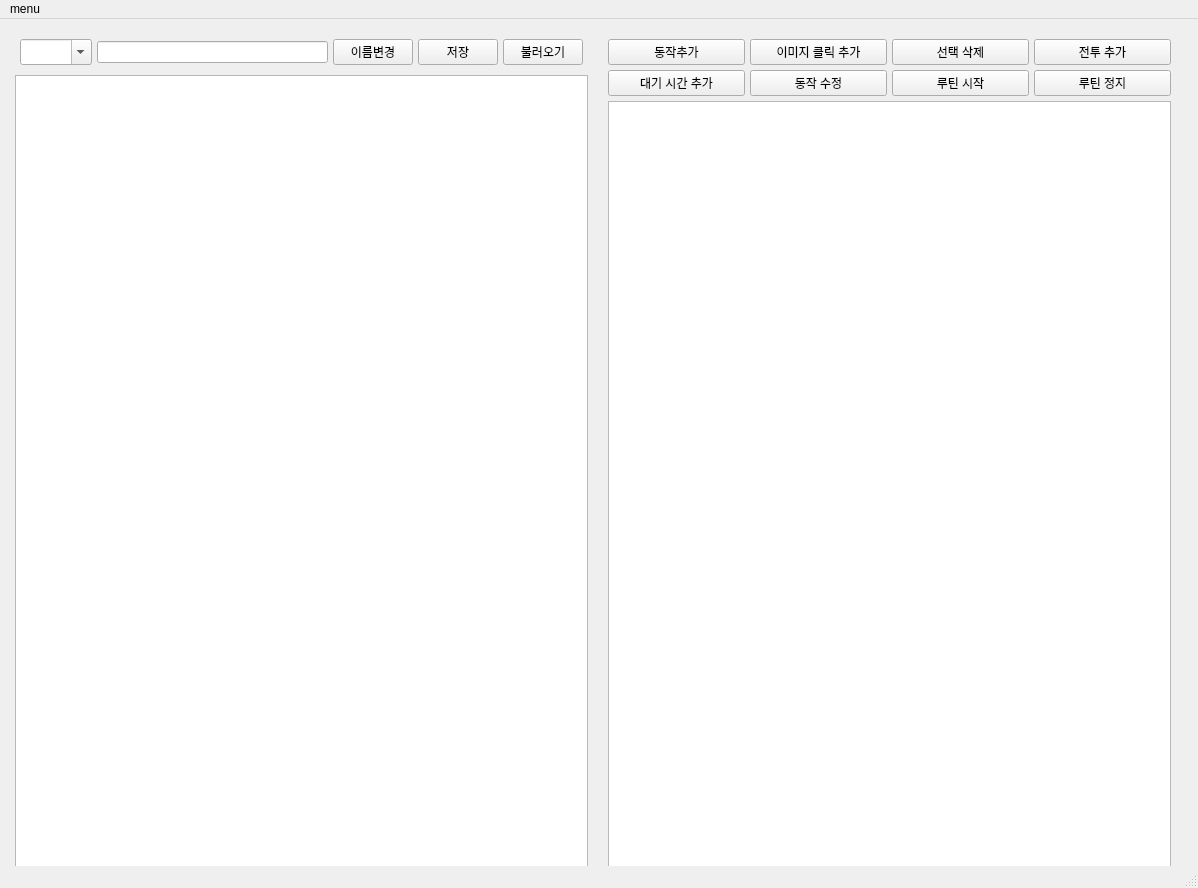
The window that main_window.ui (eglabsid/AutonomousQA_Tool) describes before a commit, drawn with Qt 5.
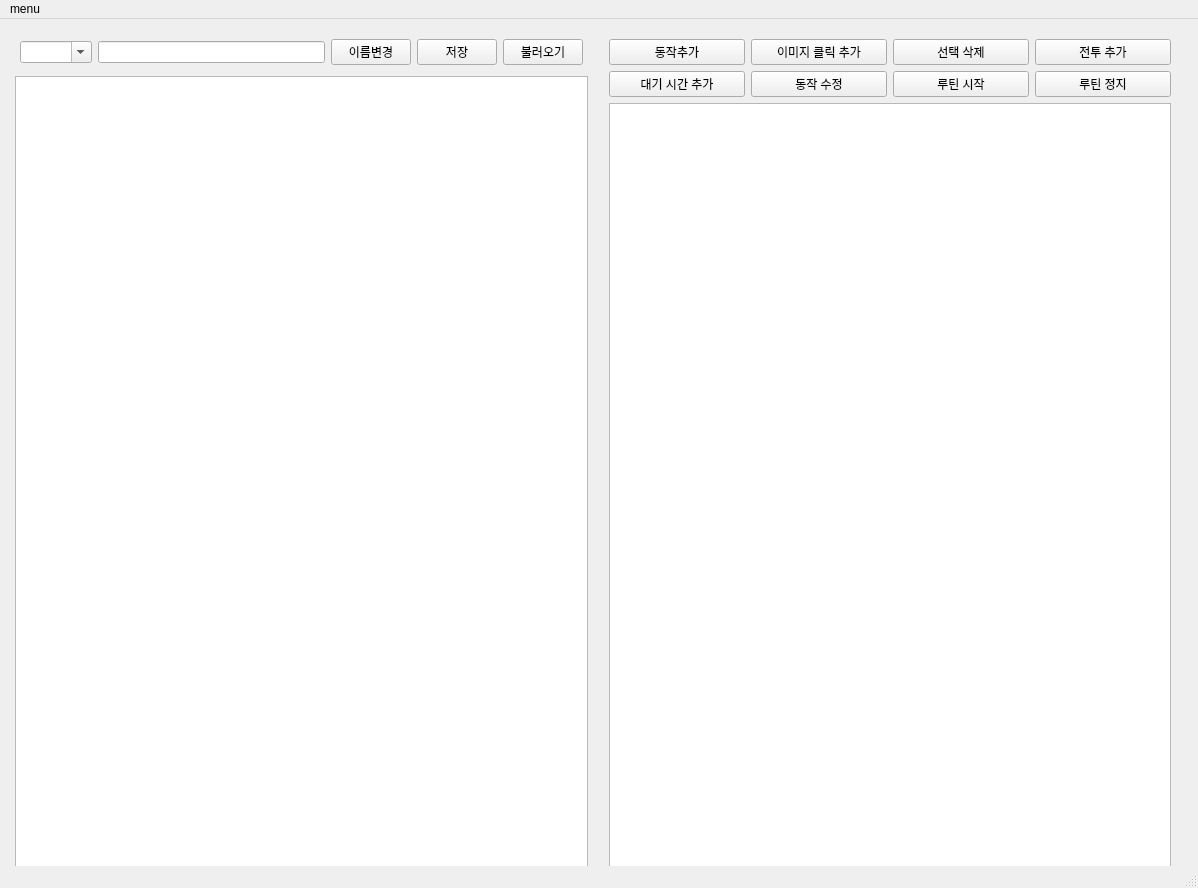
The same window after the commit. Icons and pictures are not drawn.

```diff
--- a/main_window.ui
+++ b/main_window.ui
@@ -13,12 +13,6 @@
     <height>888</height>
    </rect>
   </property>
-  <property name="sizePolicy">
-   <sizepolicy hsizetype="Expanding" vsizetype="Expanding">
-    <horstretch>0</horstretch>
-    <verstretch>0</verstretch>
-   </sizepolicy>
-  </property>
   <property name="windowTitle">
    <string>AutoQA_Tool ( dev )</string>
   </property>
@@ -26,19 +20,7 @@
    <iconset>
     <normaloff>C:/Users/bangg/.designer/backup/eglab.ico</normaloff>C:/Users/bangg/.designer/backup/eglab.ico</iconset>
   </property>
-  <widget class="QWidget" name="centralWidget">
-   <property name="enabled">
-    <bool>true</bool>
-   </property>
-   <property name="sizePolicy">
-    <sizepolicy hsizetype="Expanding" vsizetype="Expanding">
-     <horstretch>0</horstretch>
-     <verstretch>0</verstretch>
-    </sizepolicy>
-   </property>
-   <property name="autoFillBackground">
-    <bool>true</bool>
-   </property>
+  <widget class="QWidget" name="centralwidget">
    <widget class="QWidget" name="verticalLayoutWidget_3">
     <property name="geometry">
      <rect>
@@ -49,12 +31,6 @@
      </rect>
     </property>
     <layout class="QVBoxLayout" name="main_layout">
-     <property name="spacing">
-      <number>5</number>
-     </property>
-     <property name="sizeConstraint">
-      <enum>QLayout::SetMinAndMaxSize</enum>
-     </property>
      <property name="leftMargin">
       <number>5</number>
      </property>
@@ -69,12 +45,6 @@
      </property>
      <item>
       <layout class="QHBoxLayout" name="left_layout">
-       <property name="spacing">
-        <number>5</number>
-       </property>
-       <property name="sizeConstraint">
-        <enum>QLayout::SetMinAndMaxSize</enum>
-       </property>
        <property name="leftMargin">
         <number>5</number>
        </property>
@@ -89,9 +59,6 @@
        </property>
        <item>
         <layout class="QVBoxLayout" name="top_layout">
-         <property name="sizeConstraint">
-          <enum>QLayout::SetMinAndMaxSize</enum>
-         </property>
          <property name="leftMargin">
           <number>5</number>
          </property>
@@ -106,9 +73,6 @@
          </property>
          <item>
           <layout class="QHBoxLayout" name="horizontalLayout">
-           <property name="sizeConstraint">
-            <enum>QLayout::SetMinAndMaxSize</enum>
-           </property>
            <property name="leftMargin">
             <number>5</number>
            </property>
@@ -123,12 +87,6 @@
            </property>
            <item>
             <widget class="QComboBox" name="preset_combo">
-             <property name="sizePolicy">
-              <sizepolicy hsizetype="Preferred" vsizetype="Preferred">
-               <horstretch>0</horstretch>
-               <verstretch>0</verstretch>
-              </sizepolicy>
-             </property>
              <property name="editable">
               <bool>true</bool>
              </property>
@@ -139,12 +97,6 @@
            </item>
            <item>
             <widget class="QPushButton" name="name_button">
-             <property name="sizePolicy">
-              <sizepolicy hsizetype="Preferred" vsizetype="Preferred">
-               <horstretch>0</horstretch>
-               <verstretch>0</verstretch>
-              </sizepolicy>
-             </property>
              <property name="text">
               <string>이름변경</string>
              </property>
@@ -152,12 +104,6 @@
            </item>
            <item>
             <widget class="QPushButton" name="save_button">
-             <property name="sizePolicy">
-              <sizepolicy hsizetype="Preferred" vsizetype="Preferred">
-               <horstretch>0</horstretch>
-               <verstretch>0</verstretch>
-              </sizepolicy>
-             </property>
              <property name="text">
               <string>저장</string>
              </property>
@@ -198,9 +144,6 @@
        </item>
        <item>
         <layout class="QVBoxLayout" name="right_layout">
-         <property name="sizeConstraint">
-          <enum>QLayout::SetMinAndMaxSize</enum>
-         </property>
          <property name="leftMargin">
           <number>5</number>
          </property>
@@ -215,9 +158,6 @@
          </property>
          <item>
           <layout class="QVBoxLayout" name="verticalLayout">
-           <property name="sizeConstraint">
-            <enum>QLayout::SetMinAndMaxSize</enum>
-           </property>
            <property name="leftMargin">
             <number>5</number>
            </property>
@@ -244,17 +184,8 @@
              <property name="bottomMargin">
               <number>0</number>
              </property>
-             <property name="spacing">
-              <number>5</number>
-             </property>
              <item row="0" column="3">
               <widget class="QPushButton" name="pushButton_3">
-               <property name="sizePolicy">
-                <sizepolicy hsizetype="Preferred" vsizetype="Preferred">
-                 <horstretch>0</horstretch>
-                 <verstretch>0</verstretch>
-                </sizepolicy>
-               </property>
                <property name="text">
                 <string>전투 추가</string>
                </property>
@@ -262,12 +193,6 @@
              </item>
              <item row="0" column="1">
               <widget class="QPushButton" name="pushButton_1">
-               <property name="sizePolicy">
-                <sizepolicy hsizetype="Preferred" vsizetype="Preferred">
-                 <horstretch>0</horstretch>
-                 <verstretch>0</verstretch>
-                </sizepolicy>
-               </property>
                <property name="text">
                 <string>이미지 클릭 추가</string>
                </property>
@@ -275,12 +200,6 @@
              </item>
              <item row="0" column="2">
               <widget class="QPushButton" name="pushButton_2">
-               <property name="sizePolicy">
-                <sizepolicy hsizetype="Preferred" vsizetype="Preferred">
-                 <horstretch>0</horstretch>
-                 <verstretch>0</verstretch>
-                </sizepolicy>
-               </property>
                <property name="text">
                 <string>선택 삭제</string>
                </property>
@@ -291,12 +210,6 @@
                <property name="enabled">
                 <bool>true</bool>
                </property>
-               <property name="sizePolicy">
-                <sizepolicy hsizetype="Preferred" vsizetype="Preferred">
-                 <horstretch>0</horstretch>
-                 <verstretch>0</verstretch>
-                </sizepolicy>
-               </property>
                <property name="text">
                 <string>동작추가</string>
                </property>
@@ -304,12 +217,6 @@
              </item>
              <item row="1" column="0">
               <widget class="QPushButton" name="pushButton_4">
-               <property name="sizePolicy">
-                <sizepolicy hsizetype="Preferred" vsizetype="Preferred">
-                 <horstretch>0</horstretch>
-                 <verstretch>0</verstretch>
-                </sizepolicy>
-               </property>
                <property name="text">
                 <string>대기 시간 추가</string>
                </property>
@@ -317,12 +224,6 @@
              </item>
              <item row="1" column="1">
               <widget class="QPushButton" name="pushButton_5">
-               <property name="sizePolicy">
-                <sizepolicy hsizetype="Preferred" vsizetype="Preferred">
-                 <horstretch>0</horstretch>
-                 <verstretch>0</verstretch>
-                </sizepolicy>
-               </property>
                <property name="text">
                 <string>동작 수정</string>
                </property>
@@ -330,12 +231,6 @@
              </item>
              <item row="1" column="2">
               <widget class="QPushButton" name="pushButton_6">
-               <property name="sizePolicy">
-                <sizepolicy hsizetype="Preferred" vsizetype="Preferred">
-                 <horstretch>0</horstretch>
-                 <verstretch>0</verstretch>
-                </sizepolicy>
-               </property>
                <property name="text">
                 <string>루틴 시작</string>
                </property>
@@ -343,12 +238,6 @@
              </item>
              <item row="1" column="3">
               <widget class="QPushButton" name="pushButton_7">
-               <property name="sizePolicy">
-                <sizepolicy hsizetype="Preferred" vsizetype="Preferred">
-                 <horstretch>0</horstretch>
-                 <verstretch>0</verstretch>
-                </sizepolicy>
-               </property>
                <property name="text">
                 <string>루틴 정지</string>
                </property>
```
Left out of the diff: 8 changed lines with no effect on the pictures.
